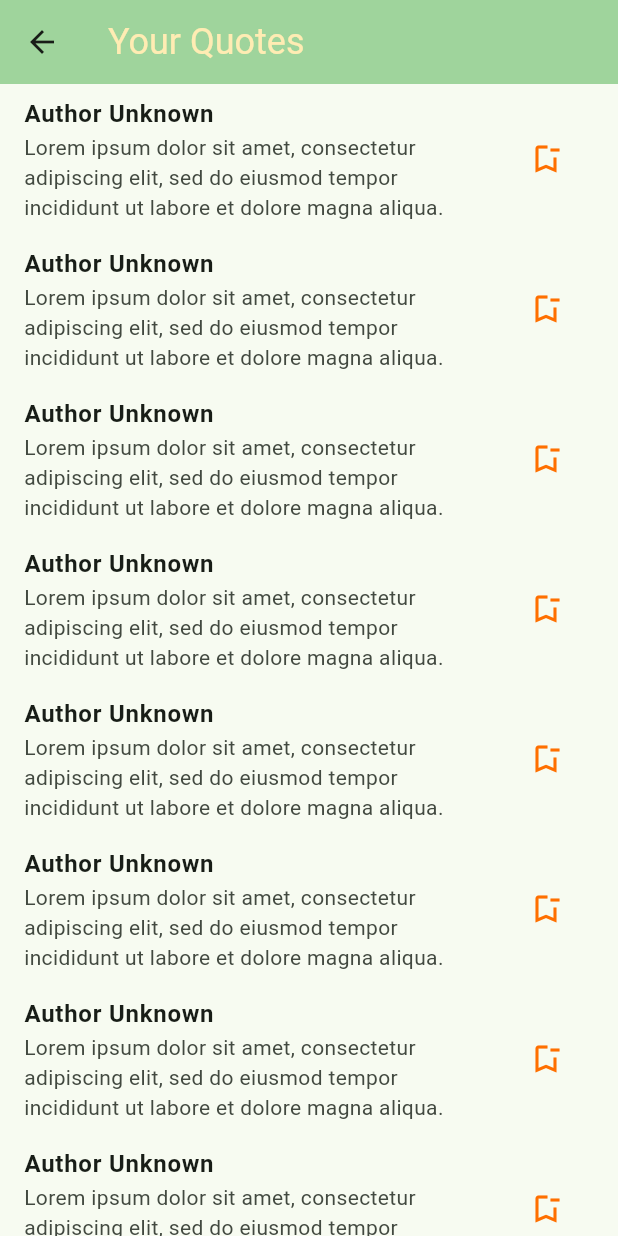
After one commit to szarleydwarf/GoodNewsMVVM, a Flutter app: the QuotesScreen screen opened directly, on a phone screen of 412 x 824 dp. The commit adds this screen. Run offline on Flutter 3.47's test engine with Material 2 defaults, Android fonts, the phone set to English and light mode, and no system bars; our stand-ins replace shared_preferences; missing offline and left inert: flutter_cached_pdfview; accounts and stored records are empty; network calls fail.

Commit message:
Basic design of quotes list screen ...
with quote widget

```diff
--- a/lib/misc/constants.dart
+++ b/lib/misc/constants.dart
@@ -3,6 +3,7 @@ const String appTitle = 'Good News App';
 const String homePageTitle = "Get A Good News Every Day";
 const String settingsPageTitle = "Settings";
 const String ppPageTitle = "Privacy Policy";
+const String quotesScreen = "Your Quotes";
 
 // Assets
 const String appSplashIcon = "assets/appstore.png";
--- /dev/null
+++ b/lib/screen_elements/quote_tile.dart
@@ -0,0 +1,66 @@
+import 'package:flutter/material.dart';
+
+import '../misc/constants.dart';
+import '../models/quote_model.dart';
+
+class QuoteTile extends StatelessWidget {
+  const QuoteTile({
+    required this.quote,
+    super.key,
+  });
+
+  final Quote quote;
+
+  @override
+  Widget build(BuildContext context) {
+    return ListTile(
+      title: Text(
+        quote.author,
+        style: const TextStyle(fontWeight: FontWeight.bold),
+      ),
+      trailing: IconButton(
+        onPressed: () {
+          print("DELETING QUOTE");
+        },
+        icon: const Icon(Icons.bookmark_remove_outlined),
+        color: Colors.amber.shade900,
+      ),
+      subtitle: Text(quote.quote),
+    );
+  }
+}
+
+/*
+Container(
+      margin: const EdgeInsets.fromLTRB(11, 4, 11, 2),
+      decoration: BoxDecoration(
+        color: Colors.amber.shade50,
+        borderRadius: const BorderRadius.all(Radius.circular(11)),
+      ),
+      child: Padding(
+        padding: const EdgeInsets.all(8.0),
+        child: Column(children: [
+          Row(
+            children: [
+                Text(
+                  quote.author,
+                  style: const TextStyle(fontWeight: FontWeight.bold),
+                ),
+
+                IconButton(
+                onPressed: () {
+                  print("DELETING QUOTE");
+                },
+                icon: const Icon(Icons.bookmark_remove_outlined),
+                color: Colors.amber.shade900,
+              ),
+            ],
+          ),
+          const SizedBox(
+            height: 3,
+          ),
+          Text(quote.quote)
+        ]),
+      ),
+    );
+    */
--- a/lib/screens/home_screen.dart
+++ b/lib/screens/home_screen.dart
@@ -1,5 +1,6 @@
 import 'package:flutter/material.dart';
 import 'package:good_news_app/helpers/user_manager.dart';
+import 'package:good_news_app/screens/quotes_list_screen.dart';
 
 import '../helpers/string_extensions.dart';
 import '../models/quote_model.dart';
@@ -208,7 +209,21 @@ class _HomeScreenState extends State<HomeScreen> {
       IconButton(
         onPressed: userExist
             ? () {
-                print("SHOWING LIST");
+              Navigator.push(
+                context,
+                MaterialPageRoute(
+                    builder: (context) => QuotesScreen(quotes: const <Quote>[
+                      Quote(author: unknownAuthor, quote: quotePlaceholder),
+                      Quote(author: unknownAuthor, quote: quotePlaceholder),
+                      Quote(author: unknownAuthor, quote: quotePlaceholder),
+                      Quote(author: unknownAuthor, quote: quotePlaceholder),
+                      Quote(author: unknownAuthor, quote: quotePlaceholder),
+                      Quote(author: unknownAuthor, quote: quotePlaceholder),
+                      Quote(author: unknownAuthor, quote: quotePlaceholder),
+                      Quote(author: unknownAuthor, quote: quotePlaceholder),
+                    ],)
+                  ),
+                );
               }
             : () => {showAlert()},
         icon: const Icon(Icons.list_alt_outlined),
--- /dev/null
+++ b/lib/screens/quotes_list_screen.dart
@@ -0,0 +1,37 @@
+import 'package:flutter/material.dart';
+import 'package:good_news_app/models/quote_model.dart';
+import 'package:good_news_app/screen_elements/quote_tile.dart';
+
+import '../misc/constants.dart';
+
+class QuotesScreen extends StatelessWidget {
+  QuotesScreen({super.key, required this.quotes});
+
+  var quotes = <Quote>[
+    const Quote(author: unknownAuthor, quote: quotePlaceholder),
+  ];
+
+  @override
+  Widget build(BuildContext context) {
+    return Scaffold(
+      appBar: AppBar(
+        backgroundColor: Theme.of(context).colorScheme.inversePrimary,
+        title: Text(quotesScreen,
+            style: TextStyle(fontSize: 24, color: Colors.amber.shade100)),
+        automaticallyImplyLeading: true,
+      ),
+      body: Column(
+        children: [
+          Expanded(
+            child: ListView.builder(
+              itemCount: quotes.length,
+              itemBuilder: (context, index) {
+                return QuoteTile(quote: quotes[index]);
+              },
+            ),
+          ),
+        ],
+      ),
+    );
+  }
+}
```
